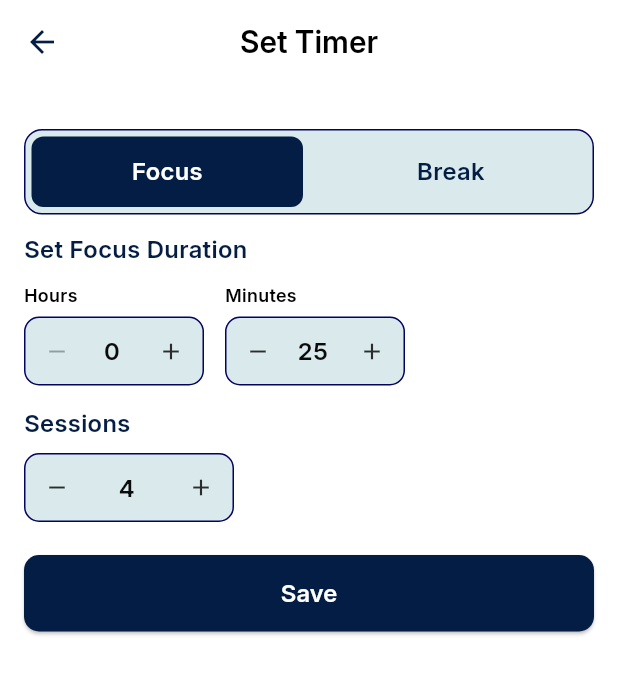
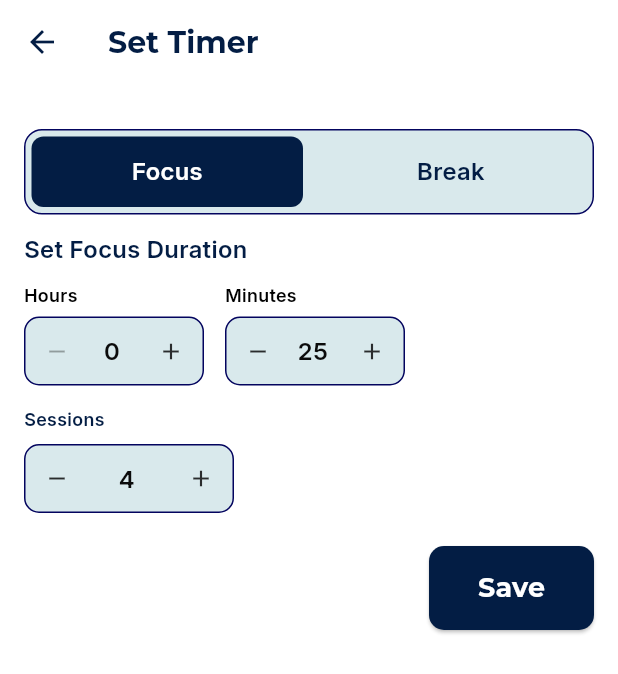
Before and after one commit to HanaKatharine-231401049/StudyMate, a Flutter app: the PomodoroScreen screen opened directly, after a tap on the "play arrow" icon, after a tap on the "repeat" icon, after a tap on "Set Timer", on a phone screen of 412 x 824 dp. Shown: the top 674 px of the screen. Run offline on Flutter 3.47's test engine with Material 3 defaults, Android fonts, the phone set to English and light mode, and no system bars; our stand-ins replace cloud_firestore, firebase_auth, firebase_core, fl_chart, google_fonts, google_sign_in and 1 more; accounts and stored records are empty.

Commit message:
style: update font

```diff
--- a/lib/screens/pomodoro_screen.dart
+++ b/lib/screens/pomodoro_screen.dart
@@ -267,8 +267,8 @@ class _PomodoroScreenState extends State<PomodoroScreen> {
       children: [
         RichText(
           text: TextSpan(
-            style: GoogleFonts.inter(
-              fontSize: 22,
+            style: GoogleFonts.montserratAlternates(
+              fontSize: 24,
               fontWeight: FontWeight.bold,
               color: scheme.onBackground,
             ),
@@ -276,7 +276,7 @@ class _PomodoroScreenState extends State<PomodoroScreen> {
               const TextSpan(text: "It's "),
               TextSpan(
                 text: phaseText,
-                style: TextStyle(
+                style: GoogleFonts.montserratAlternates(
                   color: scheme.primary,
                   fontWeight: FontWeight.bold,
                 ),
@@ -288,8 +288,8 @@ class _PomodoroScreenState extends State<PomodoroScreen> {
         const SizedBox(height: 6),
         RichText(
           text: TextSpan(
-            style: GoogleFonts.inter(
-              fontSize: 22,
+            style: GoogleFonts.montserratAlternates(
+              fontSize: 24,
               fontWeight: FontWeight.bold,
               color: scheme.onBackground,
             ),
@@ -297,7 +297,7 @@ class _PomodoroScreenState extends State<PomodoroScreen> {
               const TextSpan(text: "Let's get those "),
               TextSpan(
                 text: "goals",
-                style: TextStyle(
+                style: GoogleFonts.montserratAlternates(
                   color: scheme.primary,
                   fontWeight: FontWeight.bold,
                 ),
--- a/lib/screens/set_timer_screen.dart
+++ b/lib/screens/set_timer_screen.dart
@@ -430,8 +430,7 @@ class _SetTimerScreenState extends State<SetTimerScreen> {
         Text(
           'Sessions',
           style: GoogleFonts.inter(
-            fontSize: 16,
-            fontWeight: FontWeight.w700,
+            fontSize: 12,
             color: scheme.primary,
           ),
         ),
@@ -483,19 +482,22 @@ class _SetTimerScreenState extends State<SetTimerScreen> {
     return Scaffold(
       backgroundColor: scheme.background,
       appBar: AppBar(
-        backgroundColor: scheme.background,
+        backgroundColor: Colors.transparent,
         elevation: 0,
-        centerTitle: true,
+        iconTheme: IconThemeData(color: scheme.primary),
+        leading: IconButton(
+          icon: Icon(Icons.arrow_back, color: scheme.primary),
+          onPressed: () => Navigator.pop(context),
+        ),
         title: Text(
           'Set Timer',
-          style: GoogleFonts.inter(
-            fontSize: 20,
+          style: GoogleFonts.montserrat(
             fontWeight: FontWeight.bold,
-            color: scheme.onBackground,
+            color: scheme.primary,
           ),
         ),
-        iconTheme: IconThemeData(color: scheme.primary),
       ),
+
       body: SafeArea(
         child: SingleChildScrollView(
           padding: const EdgeInsets.symmetric(horizontal: pad, vertical: 30),
@@ -507,27 +509,31 @@ class _SetTimerScreenState extends State<SetTimerScreen> {
               _sessionsControl(context),
               const SizedBox(height: 22),
 
-              SizedBox(
-                width: double.infinity,
+              Align(
+                alignment: Alignment.centerRight,
+                child: SizedBox(
+                  width: 110,
                   child: ElevatedButton(
                     onPressed: _saveAndReturn,
                     style: ElevatedButton.styleFrom(
                       backgroundColor: scheme.primary,
                       foregroundColor: scheme.onPrimary,
-                    padding: const EdgeInsets.symmetric(vertical: 14),
+                      padding: const EdgeInsets.symmetric(vertical: 15),
                       shape: RoundedRectangleBorder(
                         borderRadius: BorderRadius.circular(10),
                       ),
                     ),
                     child: Text(
                       'Save',
-                    style: GoogleFonts.inter(
-                      fontSize: 16,
-                      fontWeight: FontWeight.w700,
+                      style: GoogleFonts.montserrat(
+                        fontSize: 18,
+                        fontWeight: FontWeight.bold,
                       ),
                     ),
                   ),
                 ),
+              ),
+
 
               const SizedBox(height: 28),
             ],
```
Also changed, not shown: pubspec.lock. Lines whose indentation alone changed are shown as unchanged.
